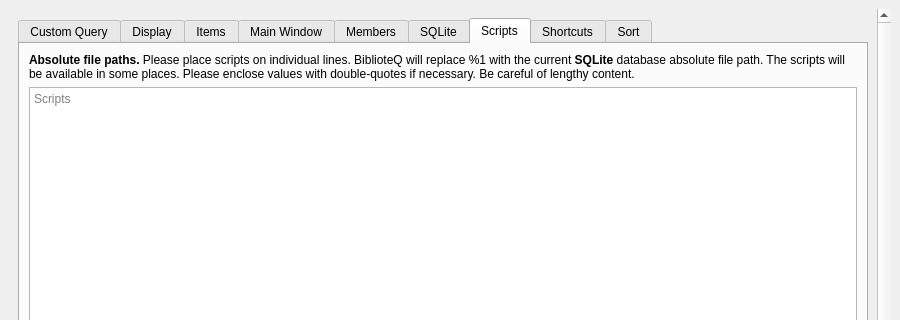
This is UI/biblioteq_otheroptions.ui in textbrowser/biblioteq as Qt 5 draws it before an edit; both pictures show x 0 to 900 and y 0 to 320 of the 900 by 800 pixel window. The edited form follows.
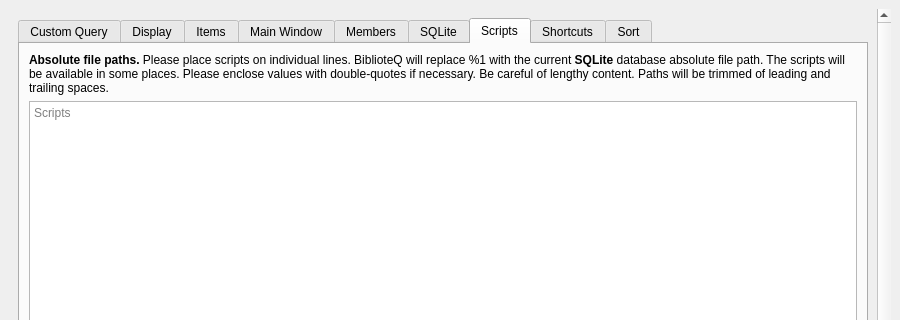
This is the edited form. The open tabs and pages were chosen to show the change. Icons and pictures are not drawn. Custom widgets are drawn as their Qt base class.

Commit message: Require permission before launching external programs.

Diff of the .ui file:
```diff
--- a/UI/biblioteq_otheroptions.ui
+++ b/UI/biblioteq_otheroptions.ui
@@ -1021,7 +1021,7 @@
             <item>
              <widget class="QLabel" name="label_19">
               <property name="text">
-               <string>&lt;html&gt;&lt;head/&gt;&lt;body&gt;&lt;p&gt;&lt;span style=&quot; font-weight:600;&quot;&gt;Absolute file paths.&lt;/span&gt; Please place scripts on individual lines. BiblioteQ will replace %1 with the current &lt;span style=&quot; font-weight:600;&quot;&gt;SQLite&lt;/span&gt; database absolute file path. The scripts will be available in some places. Please enclose values with double-quotes if necessary. Be careful of lengthy content.&lt;/p&gt;&lt;/body&gt;&lt;/html&gt;</string>
+               <string>&lt;html&gt;&lt;head/&gt;&lt;body&gt;&lt;p&gt;&lt;span style=&quot; font-weight:600;&quot;&gt;Absolute file paths.&lt;/span&gt; Please place scripts on individual lines. BiblioteQ will replace %1 with the current &lt;span style=&quot; font-weight:600;&quot;&gt;SQLite&lt;/span&gt; database absolute file path. The scripts will be available in some places. Please enclose values with double-quotes if necessary. Be careful of lengthy content. Paths will be trimmed of leading and trailing spaces.&lt;/p&gt;&lt;/body&gt;&lt;/html&gt;</string>
               </property>
               <property name="wordWrap">
                <bool>true</bool>
```
The commit also changes 1 other file.
